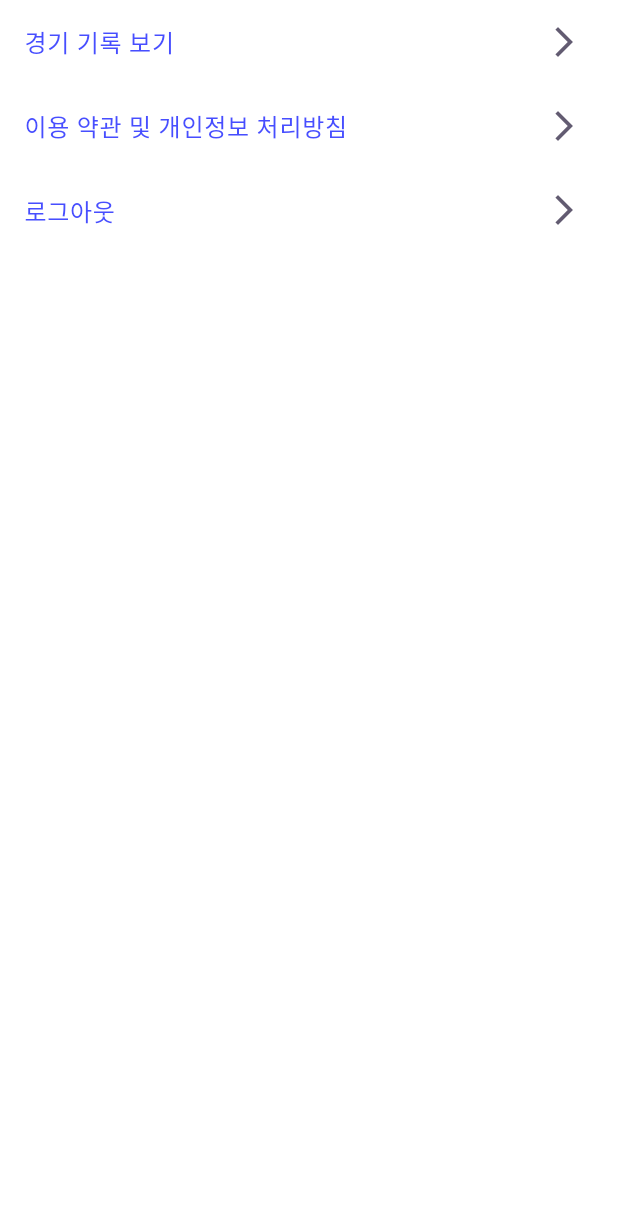
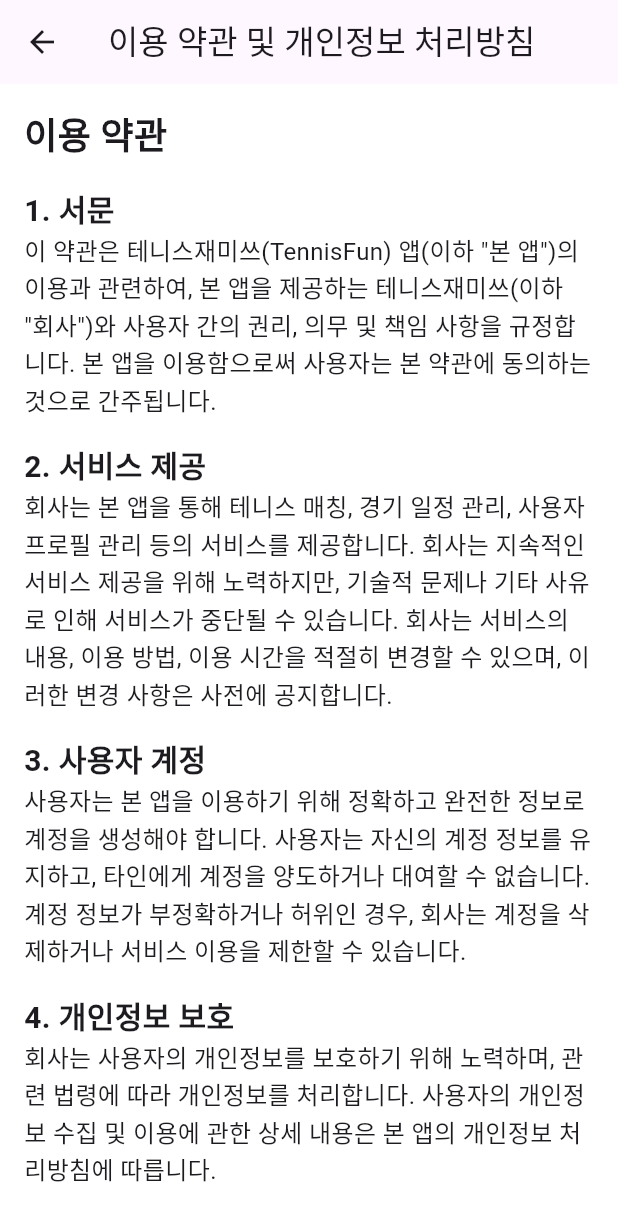
Before and after one commit to JolUpHoSoIn-sd24/tennisfunapp, a Flutter app: the MenuOptions widget shown alone on an empty page, opened directly, after a tap on "이용 약관 및 개인정보 처리방침", on a phone screen of 412 x 824 dp. Shown: the top 1221 px of the screen. Run offline on Flutter 3.47's test engine with Material 3 defaults, Android fonts, the phone set to English and light mode, and no system bars; our stand-ins replace flutter_card_swiper, flutter_svg, shared_preferences; missing offline and left inert: flutter_webrtc; accounts and stored records are empty; network calls fail.

Commit message:
feat: terms and conditions

```diff
--- /dev/null
+++ b/lib/screens/etc/terms_screen.dart
@@ -0,0 +1,99 @@
+import 'package:flutter/material.dart';
+
+class TermsScreen extends StatelessWidget {
+  @override
+  Widget build(BuildContext context) {
+    return Scaffold(
+      appBar: AppBar(
+        title: Text('이용 약관 및 개인정보 처리방침'),
+      ),
+      body: Padding(
+        padding: const EdgeInsets.all(16.0),
+        child: SingleChildScrollView(
+          child: Column(
+            crossAxisAlignment: CrossAxisAlignment.start,
+            children: [
+              Text(
+                '이용 약관',
+                style: TextStyle(fontSize: 24, fontWeight: FontWeight.bold),
+              ),
+              SizedBox(height: 16),
+              _buildSectionTitle('1. 서문'),
+              _buildSectionContent(
+                '이 약관은 테니스재미쓰(TennisFun) 앱(이하 "본 앱")의 이용과 관련하여, '
+                '본 앱을 제공하는 테니스재미쓰(이하 "회사")와 사용자 간의 권리, 의무 및 책임 사항을 규정합니다. '
+                '본 앱을 이용함으로써 사용자는 본 약관에 동의하는 것으로 간주됩니다.',
+              ),
+              SizedBox(height: 16),
+              _buildSectionTitle('2. 서비스 제공'),
+              _buildSectionContent(
+                '회사는 본 앱을 통해 테니스 매칭, 경기 일정 관리, 사용자 프로필 관리 등의 서비스를 제공합니다. '
+                '회사는 지속적인 서비스 제공을 위해 노력하지만, 기술적 문제나 기타 사유로 인해 서비스가 중단될 수 있습니다. '
+                '회사는 서비스의 내용, 이용 방법, 이용 시간을 적절히 변경할 수 있으며, 이러한 변경 사항은 사전에 공지합니다.',
+              ),
+              SizedBox(height: 16),
+              _buildSectionTitle('3. 사용자 계정'),
+              _buildSectionContent(
+                '사용자는 본 앱을 이용하기 위해 정확하고 완전한 정보로 계정을 생성해야 합니다. '
+                '사용자는 자신의 계정 정보를 유지하고, 타인에게 계정을 양도하거나 대여할 수 없습니다. '
+                '계정 정보가 부정확하거나 허위인 경우, 회사는 계정을 삭제하거나 서비스 이용을 제한할 수 있습니다.',
+              ),
+              SizedBox(height: 16),
+              _buildSectionTitle('4. 개인정보 보호'),
+              _buildSectionContent(
+                '회사는 사용자의 개인정보를 보호하기 위해 노력하며, 관련 법령에 따라 개인정보를 처리합니다. '
+                '사용자의 개인정보 수집 및 이용에 관한 상세 내용은 본 앱의 개인정보 처리방침에 따릅니다.',
+              ),
+              SizedBox(height: 16),
+              _buildSectionTitle('5. 사용자의 의무'),
+              _buildSectionContent(
+                '사용자는 본 앱을 이용함에 있어 관련 법령, 본 약관, 이용 안내 등 회사가 공지하는 사항을 준수해야 합니다. '
+                '사용자는 타인의 권리를 침해하거나, 공공질서 및 미풍양속을 저해하는 행위를 해서는 안 됩니다. '
+                '본 앱의 무단 복제, 배포, 변조 등의 행위를 금지합니다.',
+              ),
+              SizedBox(height: 16),
+              _buildSectionTitle('6. 서비스 이용 제한'),
+              _buildSectionContent(
+                '회사는 사용자가 본 약관을 위반하거나 부적절한 행위를 할 경우, 서비스 이용을 일시적 또는 영구적으로 제한할 수 있습니다. '
+                '서비스 이용 제한에 대한 자세한 사항은 회사의 정책에 따릅니다.',
+              ),
+              SizedBox(height: 16),
+              _buildSectionTitle('7. 면책 조항'),
+              _buildSectionContent(
+                '회사는 천재지변, 전쟁, 테러, 해킹 등 불가항력적인 사유로 인해 발생한 서비스 중단에 대해 책임을 지지 않습니다. '
+                '회사는 사용자가 본 앱을 이용함으로써 얻은 정보나 자료의 정확성, 신뢰성, 완전성에 대해 보장하지 않으며, 이에 따른 손해에 대해 책임을 지지 않습니다.',
+              ),
+              SizedBox(height: 16),
+              _buildSectionTitle('8. 약관의 변경'),
+              _buildSectionContent(
+                '회사는 필요에 따라 본 약관을 변경할 수 있으며, 변경된 약관은 본 앱을 통해 공지합니다. '
+                '사용자는 변경된 약관에 동의하지 않을 경우, 서비스 이용을 중단하고 계정을 삭제할 수 있습니다. '
+                '변경된 약관 공지 이후에도 서비스를 계속 이용할 경우, 변경된 약관에 동의한 것으로 간주됩니다.',
+              ),
+              SizedBox(height: 16),
+              _buildSectionTitle('9. 기타'),
+              _buildSectionContent(
+                '본 약관에 명시되지 않은 사항은 관련 법령 및 상관례에 따릅니다. '
+                '본 약관은 대한민국 법률에 따라 해석되고, 이행됩니다.',
+              ),
+            ],
+          ),
+        ),
+      ),
+    );
+  }
+
+  Widget _buildSectionTitle(String title) {
+    return Text(
+      title,
+      style: TextStyle(fontSize: 20, fontWeight: FontWeight.bold),
+    );
+  }
+
+  Widget _buildSectionContent(String content) {
+    return Text(
+      content,
+      style: TextStyle(fontSize: 16, height: 1.5),
+    );
+  }
+}
--- a/lib/screens/match/match_history_screen.dart
+++ b/lib/screens/match/match_history_screen.dart
@@ -1,5 +1,6 @@
 import 'package:flutter/material.dart';
 import 'package:intl/intl.dart';
+import 'package:tennisfunapp/screens/etc/terms_screen.dart';
 import 'package:url_launcher/url_launcher.dart';
 import 'package:tennisfunapp/services/match_api_service.dart';
 import 'package:tennisfunapp/services/user_api_service.dart';
@@ -405,7 +406,14 @@
               style: TextStyle(color: Theme.of(context).primaryColor)),
           trailing: Icon(Icons.arrow_forward_ios,
               color: Theme.of(context).colorScheme.secondary),
-          onTap: () {},
+          onTap: () {
+            if (option == '이용 약관 및 개인정보 처리방침') {
+              Navigator.push(
+                context,
+                MaterialPageRoute(builder: (context) => TermsScreen()),
+              );
+            }
+          },
         );
       }).toList(),
     );
```
